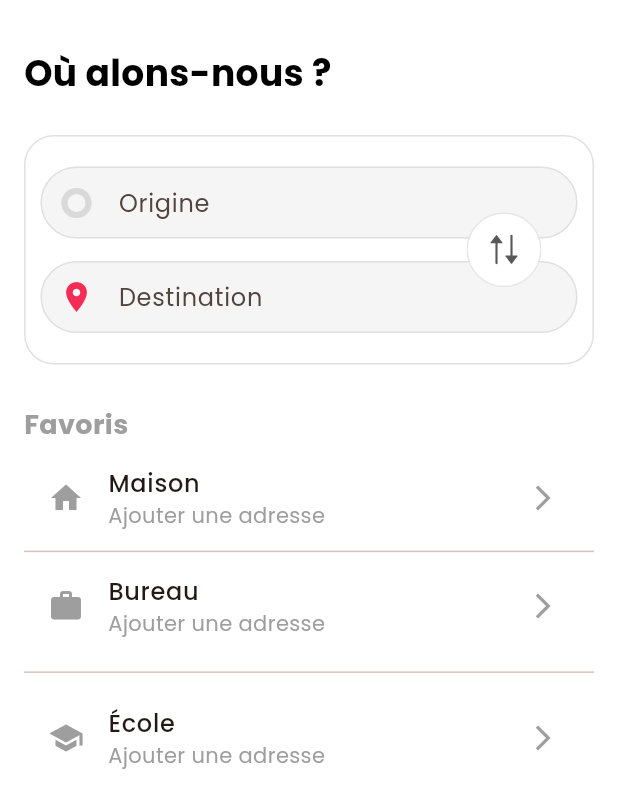
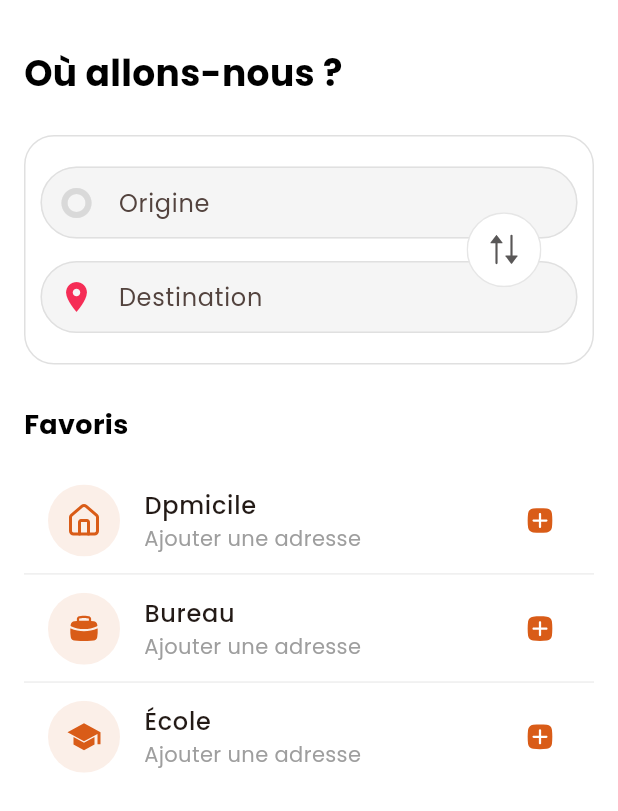
Before and after one commit to cgueye1/seddo, a Flutter app: the TransportCommun screen opened directly, on a phone screen of 412 x 824 dp. Shown: the top 811 px of the screen. Run offline on Flutter 3.47's test engine with Material 3 defaults, Android fonts, the light colour scheme and no system bars; drawn by our look-alikes of flutter_typeahead; our stand-ins replace bloc, dio, equatable, firebase_core, firebase_messaging, flutter_bloc and 15 more; missing offline and left inert: keyboard_avoider, record; accounts and stored records are empty; network calls fail; project files that could hold a hidden picture were left out.

Commit message:
new design transports

```diff
--- a/seedo-main/lib/models/transit/PlaceModel.dart
+++ b/seedo-main/lib/models/transit/PlaceModel.dart
@@ -3,12 +3,14 @@ class PlaceModel {
   final double longitude;
   final String name;
   final String address;
+  final String?  placeId;
 
   PlaceModel({
     required this.latitude,
     required this.longitude,
     required this.name,
     required this.address,
+    this.placeId
   });
 
   factory PlaceModel.fromJson(Map<String, dynamic> item) {
@@ -30,6 +32,7 @@ class PlaceModel {
 
     // Extraction du nom
     final name = item['name'] ?? '';
+    final placeId= item['placeId'] ?? '';
 
     // Extraction et gestion de l'adresse
     final address = item['address'] is String
@@ -41,6 +44,7 @@ class PlaceModel {
       longitude: longitude,
       name: name,
       address: address,
+      placeId: placeId
     );
   }
 
@@ -50,6 +54,7 @@ class PlaceModel {
       'longitude': longitude,
       'name': name,
       'address': address,
+      "placeId":placeId
     };
   }
 
--- a/seedo-main/lib/pages/transit/TransportCommun.dart
+++ b/seedo-main/lib/pages/transit/TransportCommun.dart
@@ -208,7 +208,7 @@ class _HomeState extends State<TransportCommun> with WidgetsBindingObserver {
                     child: Row(
                       children: [
                         Text(
-                          "Où alons-nous ?",
+                          "Où allons-nous ?",
                           style: TextStyle(
                             fontSize: 24,
 
--- a/seedo-main/lib/widgets/transit/FavoritePlacesWidget.dart
+++ b/seedo-main/lib/widgets/transit/FavoritePlacesWidget.dart
@@ -1,4 +1,5 @@
 import 'package:flutter/material.dart';
+import 'package:flutter_svg/flutter_svg.dart';
 import '../../models/transit/PlaceModel.dart';
 import '../../services/transit/FavoritePlaceService.dart';
 import 'DakarSearchWidget.dart';
@@ -31,17 +32,17 @@ class _FavoritePlacesWidgetState extends State<FavoritePlacesWidget> {
     favoris['work'] = await _service.getFavorite('work');
     favoris['school'] = await _service.getFavorite('school');
     setState(() {});
-
   }
 
   Widget _buildFavoriteTile({
     required String label,
-    required IconData icon,
+    required String icon,
     required String key,
   }) {
     final place = favoris[key];
     return ListTile(
-      leading: Icon(icon, color: Colors.grey),
+
+      leading: SvgPicture.asset(icon),
       title: Text(label, style: TextStyle(fontWeight: FontWeight.w500)),
       subtitle: Text(
         place?.name ?? 'Ajouter une adresse',
@@ -49,11 +50,11 @@ class _FavoritePlacesWidgetState extends State<FavoritePlacesWidget> {
       ),
       trailing:
           place != null
-              ? IconButton(
-                onPressed: () => _handleFavoriteTap(null, key),
-                icon: Icon(Icons.edit, color: Colors.grey),
+              ? InkWell(
+                child: SvgPicture.asset('assets/transit/icons/edit.svg'),
+                onTap: () => _handleFavoriteTap(null, key),
               )
-              : Icon(Icons.arrow_forward_ios, color: Colors.grey, size: 20),
+              : SvgPicture.asset('assets/transit/icons/add.svg'),
       onTap: () => _handleFavoriteTap(place, key),
     );
   }
@@ -103,29 +104,48 @@ class _FavoritePlacesWidgetState extends State<FavoritePlacesWidget> {
   @override
   Widget build(BuildContext context) {
     return Padding(
-
-    padding: EdgeInsets.only(left: 16, right: 16,bottom: 16),
-    child:Column(
-      mainAxisSize: MainAxisSize.min,
-      children: [
-        SizedBox(height: 20,),
-       Row(
+      padding: EdgeInsets.only(left: 16, right: 16, bottom: 16),
+      child: SingleChildScrollView(child:Column(
+        mainAxisSize: MainAxisSize.min,
+        children: [
+          SizedBox(height: 20),
+          Row(
             mainAxisAlignment: MainAxisAlignment.spaceBetween,
             children: [
-              Text("Favoris", style: TextStyle(fontWeight: FontWeight.bold,fontSize: 18,color: Colors.grey)),
+              Text(
+                "Favoris",
+                style: TextStyle(
+                  fontWeight: FontWeight.bold,
+                  fontSize: 18,
+                  color: Colors.black,
+                ),
+              ),
               Text(""),
             ],
           ),
+          SizedBox(height: 15),
 
-        _buildFavoriteTile(label: 'Maison', icon: Icons.home, key: 'home'),
-   Divider(height: .1),
-        _buildFavoriteTile(label: 'Bureau', icon: Icons.work, key: 'work'),
+          _buildFavoriteTile(
+            label: 'Dpmicile',
+            icon: 'assets/transit/icons/home.svg',
+            key: 'home',
+          ),
+          Divider(color: Colors.grey.shade200, height: .1),
+          _buildFavoriteTile(
+            label: 'Bureau',
+            icon: 'assets/transit/icons/office.svg',
+            key: 'work',
+          ),
 
-          Divider(),
+          Divider(color: Colors.grey.shade200, height: .1),
 
-        _buildFavoriteTile(label: 'École', icon: Icons.school, key: 'school'),
-      ],
-    )
-    );
+          _buildFavoriteTile(
+            label: 'École',
+            icon: 'assets/transit/icons/school.svg',
+            key: 'school',
+          ),
+        ],
+      ),
+    ));
   }
 }
--- a/seedo-main/pubspec.yaml
+++ b/seedo-main/pubspec.yaml
@@ -139,6 +139,7 @@ flutter:
     #icons
     - assets/icons/actions/
     - assets/icons/
+    - assets/transit/icons/
     - assets/icons/home.svg
     - assets/icons/groceries.png
     - assets/icons/juice.png
```
Also changed, not shown: seedo-main/lib/widgets/transit/PlaceSearchWidget.dart (added, +317 -0 lines), seedo-main/lib/widgets/transit/timeline_point.dart (+10 -19 lines), seedo-main/lib/widgets/transit/timeline_tile.dart (+6 -6 lines), seedo-main/assets/transit/aftu.png, seedo-main/assets/transit/brt.png, seedo-main/assets/transit/dddk.png, seedo-main/assets/transit/icons/add.svg (added), seedo-main/assets/transit/icons/edit.svg (added), seedo-main/assets/transit/icons/home.svg (added), seedo-main/assets/transit/icons/office.svg (added), seedo-main/assets/transit/icons/school.svg (added), 1 other file.
